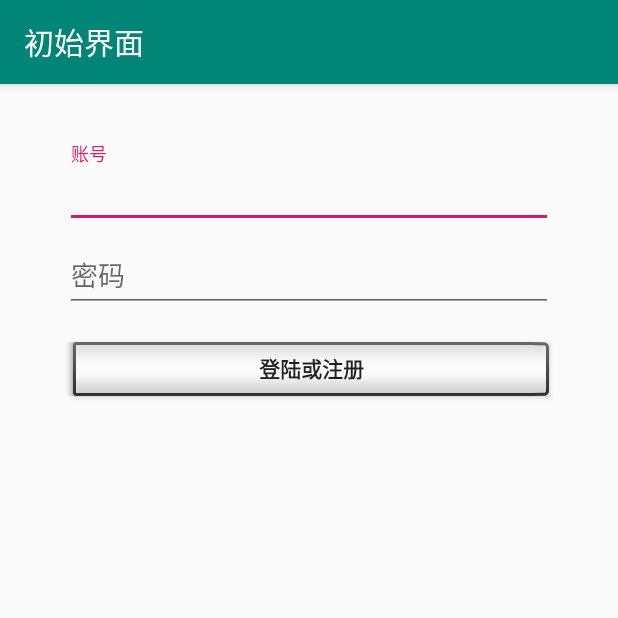
After one commit to SelfReferenceMachine/AcadTrashMemo, an Android app: the Login screen opened directly, with no data from a screen before it, on a phone screen of 412 x 824 dp, the top half of it. The commit adds this screen. Run offline under Robolectric (Android 15) with nearby library versions, the phone set to English and light mode, and no system bars; 2 statements that could not run were skipped.

Commit message:
i do not wanna die

```diff
--- /dev/null
+++ b/app/src/main/java/com/nomoressay/acadtrashmemo/Login.java
@@ -0,0 +1,349 @@
+package com.nomoressay.acadtrashmemo;
+
+import android.animation.Animator;
+import android.animation.AnimatorListenerAdapter;
+import android.annotation.TargetApi;
+import android.content.pm.PackageManager;
+import android.support.annotation.NonNull;
+import android.support.design.widget.Snackbar;
+import android.support.v7.app.AppCompatActivity;
+import android.app.LoaderManager.LoaderCallbacks;
+
+import android.content.CursorLoader;
+import android.content.Loader;
+import android.database.Cursor;
+import android.net.Uri;
+import android.os.AsyncTask;
+
+import android.os.Build;
+import android.os.Bundle;
+import android.provider.ContactsContract;
+import android.text.TextUtils;
+import android.view.KeyEvent;
+import android.view.View;
+import android.view.View.OnClickListener;
+import android.view.inputmethod.EditorInfo;
+import android.widget.ArrayAdapter;
+import android.widget.AutoCompleteTextView;
+import android.widget.Button;
+import android.widget.EditText;
+import android.widget.TextView;
+
+import java.util.ArrayList;
+import java.util.List;
+
+import static android.Manifest.permission.READ_CONTACTS;
+
+/**
+ * A login screen that offers login via email/password.
+ */
+public class Login extends AppCompatActivity implements LoaderCallbacks<Cursor> {
+
+    /**
+     * Id to identity READ_CONTACTS permission request.
+     */
+    private static final int REQUEST_READ_CONTACTS = 0;
+
+    /**
+     * A dummy authentication store containing known user names and passwords.
+     * TODO: remove after connecting to a real authentication system.
+     */
+    private static final String[] DUMMY_CREDENTIALS = new String[]{
+            "foo@example.com:hello", "bar@example.com:world"
+    };
+    /**
+     * Keep track of the login task to ensure we can cancel it if requested.
+     */
+    private UserLoginTask mAuthTask = null;
+
+    // UI references.
+    private AutoCompleteTextView mEmailView;
+    private EditText mPasswordView;
+    private View mProgressView;
+    private View mLoginFormView;
+
+    @Override
+    protected void onCreate(Bundle savedInstanceState) {
+        super.onCreate(savedInstanceState);
+        setContentView(R.layout.activity_login);
+        // Set up the login form.
+        mEmailView = (AutoCompleteTextView) findViewById(R.id.email);
+        populateAutoComplete();
+
+        mPasswordView = (EditText) findViewById(R.id.password);
+        mPasswordView.setOnEditorActionListener(new TextView.OnEditorActionListener() {
+            @Override
+            public boolean onEditorAction(TextView textView, int id, KeyEvent keyEvent) {
+                if (id == EditorInfo.IME_ACTION_DONE || id == EditorInfo.IME_NULL) {
+                    attemptLogin();
+                    return true;
+                }
+                return false;
+            }
+        });
+
+        Button mEmailSignInButton = (Button) findViewById(R.id.email_sign_in_button);
+        mEmailSignInButton.setOnClickListener(new OnClickListener() {
+            @Override
+            public void onClick(View view) {
+                attemptLogin();
+            }
+        });
+
+        mLoginFormView = findViewById(R.id.login_form);
+        mProgressView = findViewById(R.id.login_progress);
+    }
+
+    private void populateAutoComplete() {
+        if (!mayRequestContacts()) {
+            return;
+        }
+
+        getLoaderManager().initLoader(0, null, this);
+    }
+
+    private boolean mayRequestContacts() {
+        if (Build.VERSION.SDK_INT < Build.VERSION_CODES.M) {
+            return true;
+        }
+        if (checkSelfPermission(READ_CONTACTS) == PackageManager.PERMISSION_GRANTED) {
+            return true;
+        }
+        if (shouldShowRequestPermissionRationale(READ_CONTACTS)) {
+            Snackbar.make(mEmailView, R.string.permission_rationale, Snackbar.LENGTH_INDEFINITE)
+                    .setAction(android.R.string.ok, new View.OnClickListener() {
+                        @Override
+                        @TargetApi(Build.VERSION_CODES.M)
+                        public void onClick(View v) {
+                            requestPermissions(new String[]{READ_CONTACTS}, REQUEST_READ_CONTACTS);
+                        }
+                    });
+        } else {
+            requestPermissions(new String[]{READ_CONTACTS}, REQUEST_READ_CONTACTS);
+        }
+        return false;
+    }
+
+    /**
+     * Callback received when a permissions request has been completed.
+     */
+    @Override
+    public void onRequestPermissionsResult(int requestCode, @NonNull String[] permissions,
+                                           @NonNull int[] grantResults) {
+        if (requestCode == REQUEST_READ_CONTACTS) {
+            if (grantResults.length == 1 && grantResults[0] == PackageManager.PERMISSION_GRANTED) {
+                populateAutoComplete();
+            }
+        }
+    }
+
+
+    /**
+     * Attempts to sign in or register the account specified by the login form.
+     * If there are form errors (invalid email, missing fields, etc.), the
+     * errors are presented and no actual login attempt is made.
+     */
+    private void attemptLogin() {
+        if (mAuthTask != null) {
+            return;
+        }
+
+        // Reset errors.
+        mEmailView.setError(null);
+        mPasswordView.setError(null);
+
+        // Store values at the time of the login attempt.
+        String email = mEmailView.getText().toString();
+        String password = mPasswordView.getText().toString();
+
+        boolean cancel = false;
+        View focusView = null;
+
+        // Check for a valid password, if the user entered one.
+        if (!TextUtils.isEmpty(password) && !isPasswordValid(password)) {
+            mPasswordView.setError(getString(R.string.error_invalid_password));
+            focusView = mPasswordView;
+            cancel = true;
+        }
+
+        // Check for a valid email address.
+        if (TextUtils.isEmpty(email)) {
+            mEmailView.setError(getString(R.string.error_field_required));
+            focusView = mEmailView;
+            cancel = true;
+        } else if (!isEmailValid(email)) {
+            mEmailView.setError(getString(R.string.error_invalid_email));
+            focusView = mEmailView;
+            cancel = true;
+        }
+
+        if (cancel) {
+            // There was an error; don't attempt login and focus the first
+            // form field with an error.
+            focusView.requestFocus();
+        } else {
+            // Show a progress spinner, and kick off a background task to
+            // perform the user login attempt.
+            showProgress(true);
+            mAuthTask = new UserLoginTask(email, password);
+            mAuthTask.execute((Void) null);
+        }
+    }
+
+    private boolean isEmailValid(String email) {
+        //TODO: Replace this with your own logic
+        return email.contains("@");
+    }
+
+    private boolean isPasswordValid(String password) {
+        //TODO: Replace this with your own logic
+        return password.length() > 4;
+    }
+
+    /**
+     * Shows the progress UI and hides the login form.
+     */
+    @TargetApi(Build.VERSION_CODES.HONEYCOMB_MR2)
+    private void showProgress(final boolean show) {
+        // On Honeycomb MR2 we have the ViewPropertyAnimator APIs, which allow
+        // for very easy animations. If available, use these APIs to fade-in
+        // the progress spinner.
+        if (Build.VERSION.SDK_INT >= Build.VERSION_CODES.HONEYCOMB_MR2) {
+            int shortAnimTime = getResources().getInteger(android.R.integer.config_shortAnimTime);
+
+            mLoginFormView.setVisibility(show ? View.GONE : View.VISIBLE);
+            mLoginFormView.animate().setDuration(shortAnimTime).alpha(
+                    show ? 0 : 1).setListener(new AnimatorListenerAdapter() {
+                @Override
+                public void onAnimationEnd(Animator animation) {
+                    mLoginFormView.setVisibility(show ? View.GONE : View.VISIBLE);
+                }
+            });
+
+            mProgressView.setVisibility(show ? View.VISIBLE : View.GONE);
+            mProgressView.animate().setDuration(shortAnimTime).alpha(
+                    show ? 1 : 0).setListener(new AnimatorListenerAdapter() {
+                @Override
+                public void onAnimationEnd(Animator animation) {
+                    mProgressView.setVisibility(show ? View.VISIBLE : View.GONE);
+                }
+            });
+        } else {
+            // The ViewPropertyAnimator APIs are not available, so simply show
+            // and hide the relevant UI components.
+            mProgressView.setVisibility(show ? View.VISIBLE : View.GONE);
+            mLoginFormView.setVisibility(show ? View.GONE : View.VISIBLE);
+        }
+    }
+
+    @Override
+    public Loader<Cursor> onCreateLoader(int i, Bundle bundle) {
+        return new CursorLoader(this,
+                // Retrieve data rows for the device user's 'profile' contact.
+                Uri.withAppendedPath(ContactsContract.Profile.CONTENT_URI,
+                        ContactsContract.Contacts.Data.CONTENT_DIRECTORY), ProfileQuery.PROJECTION,
+
+                // Select only email addresses.
+                ContactsContract.Contacts.Data.MIMETYPE +
+                        " = ?", new String[]{ContactsContract.CommonDataKinds.Email
+                .CONTENT_ITEM_TYPE},
+
+                // Show primary email addresses first. Note that there won't be
+                // a primary email address if the user hasn't specified one.
+                ContactsContract.Contacts.Data.IS_PRIMARY + " DESC");
+    }
+
+    @Override
+    public void onLoadFinished(Loader<Cursor> cursorLoader, Cursor cursor) {
+        List<String> emails = new ArrayList<>();
+        cursor.moveToFirst();
+        while (!cursor.isAfterLast()) {
+            emails.add(cursor.getString(ProfileQuery.ADDRESS));
+            cursor.moveToNext();
+        }
+
+        addEmailsToAutoComplete(emails);
+    }
+
+    @Override
+    public void onLoaderReset(Loader<Cursor> cursorLoader) {
+
+    }
+
+    private void addEmailsToAutoComplete(List<String> emailAddressCollection) {
+        //Create adapter to tell the AutoCompleteTextView what to show in its dropdown list.
+        ArrayAdapter<String> adapter =
+                new ArrayAdapter<>(Login.this,
+                        android.R.layout.simple_dropdown_item_1line, emailAddressCollection);
+
+        mEmailView.setAdapter(adapter);
+    }
+
+
+    private interface ProfileQuery {
+        String[] PROJECTION = {
+                ContactsContract.CommonDataKinds.Email.ADDRESS,
+                ContactsContract.CommonDataKinds.Email.IS_PRIMARY,
+        };
+
+        int ADDRESS = 0;
+        int IS_PRIMARY = 1;
+    }
+
+    /**
+     * Represents an asynchronous login/registration task used to authenticate
+     * the user.
+     */
+    public class UserLoginTask extends AsyncTask<Void, Void, Boolean> {
+
+        private final String mEmail;
+        private final String mPassword;
+
+        UserLoginTask(String email, String password) {
+            mEmail = email;
+            mPassword = password;
+        }
+
+        @Override
+        protected Boolean doInBackground(Void... params) {
+            // TODO: attempt authentication against a network service.
+
+            try {
+                // Simulate network access.
+                Thread.sleep(2000);
+            } catch (InterruptedException e) {
+                return false;
+            }
+
+            for (String credential : DUMMY_CREDENTIALS) {
+                String[] pieces = credential.split(":");
+                if (pieces[0].equals(mEmail)) {
+                    // Account exists, return true if the password matches.
+                    return pieces[1].equals(mPassword);
+                }
+            }
+
+            // TODO: register the new account here.
+            return true;
+        }
+
+        @Override
+        protected void onPostExecute(final Boolean success) {
+            mAuthTask = null;
+            showProgress(false);
+
+            if (success) {
+                finish();
+            } else {
+                mPasswordView.setError(getString(R.string.error_incorrect_password));
+                mPasswordView.requestFocus();
+            }
+        }
+
+        @Override
+        protected void onCancelled() {
+            mAuthTask = null;
+            showProgress(false);
+        }
+    }
+}
--- a/app/src/main/java/com/nomoressay/acadtrashmemo/MainPage.java
+++ b/app/src/main/java/com/nomoressay/acadtrashmemo/MainPage.java
@@ -26,6 +26,9 @@ public class MainPage extends AppCompatActivity {
                 case R.id.navigation_notifications:
                     mTextMessage.setText(R.string.title_notifications);
                     return true;
+                case R.id.navigation_settings:
+                    mTextMessage.setText(R.string.action_settings);
+                    return true;
             }
             return false;
         }
--- a/app/src/main/java/com/nomoressay/acadtrashmemo/ScrollingActivity.java
+++ b/app/src/main/java/com/nomoressay/acadtrashmemo/ScrollingActivity.java
@@ -22,7 +22,7 @@ public class ScrollingActivity extends AppCompatActivity {
         fab.setOnClickListener(new View.OnClickListener() {
             @Override
             public void onClick(View view) {
-                Snackbar.make(view, "Replace with your own action", Snackbar.LENGTH_LONG)
+                Snackbar.make(view, "开始学习吧", Snackbar.LENGTH_LONG)
                         .setAction("Action", null).show();
             }
         });
--- /dev/null
+++ b/app/src/main/res/layout/activity_login.xml
@@ -0,0 +1,101 @@
+<?xml version="1.0" encoding="utf-8"?>
+<LinearLayout xmlns:android="http://schemas.android.com/apk/res/android"
+    xmlns:app="http://schemas.android.com/apk/res-auto"
+    xmlns:tools="http://schemas.android.com/tools"
+    android:layout_width="match_parent"
+    android:layout_height="match_parent"
+    android:gravity="center_horizontal"
+    android:orientation="vertical"
+    android:paddingLeft="@dimen/activity_horizontal_margin"
+    android:paddingTop="@dimen/activity_vertical_margin"
+    android:paddingRight="@dimen/activity_horizontal_margin"
+    android:paddingBottom="@dimen/activity_vertical_margin"
+    tools:context=".Login">
+
+    <!-- Login progress -->
+    <ProgressBar
+        android:id="@+id/login_progress"
+        style="?android:attr/progressBarStyleLarge"
+        android:layout_width="wrap_content"
+        android:layout_height="wrap_content"
+        android:layout_gravity="center"
+        android:layout_marginBottom="8dp"
+        android:visibility="gone" />
+
+    <ScrollView
+        android:id="@+id/login_form"
+        android:layout_width="325dp"
+        android:layout_height="376dp"
+        android:layout_marginStart="8dp"
+        android:layout_marginTop="8dp"
+        android:layout_marginEnd="8dp"
+        android:layout_marginBottom="8dp"
+        app:layout_constraintBottom_toBottomOf="parent"
+        app:layout_constraintEnd_toEndOf="parent"
+        app:layout_constraintHorizontal_bias="0.672"
+        app:layout_constraintStart_toStartOf="parent"
+        app:layout_constraintTop_toTopOf="parent"
+        app:layout_constraintVertical_bias="0.836">
+
+        <LinearLayout
+            android:id="@+id/email_login_form"
+            android:layout_width="match_parent"
+            android:layout_height="wrap_content"
+            android:orientation="vertical">
+
+            <ImageView
+                android:id="@+id/imageView3"
+                android:layout_width="wrap_content"
+                android:layout_height="wrap_content"
+                android:layout_gravity="center"
+                android:layout_marginTop="16dp"
+                app:layout_constraintTop_toTopOf="parent"
+                tools:layout_editor_absoluteX="94dp"
+                tools:srcCompat="@tools:sample/avatars[8]" />
+
+            <android.support.design.widget.TextInputLayout
+                android:layout_width="match_parent"
+                android:layout_height="wrap_content">
+
+                <AutoCompleteTextView
+                    android:id="@+id/email"
+                    android:layout_width="match_parent"
+                    android:layout_height="wrap_content"
+                    android:hint="@string/prompt_email"
+                    android:inputType="textEmailAddress"
+                    android:maxLines="1"
+                    android:singleLine="true" />
+
+            </android.support.design.widget.TextInputLayout>
+
+            <android.support.design.widget.TextInputLayout
+                android:layout_width="match_parent"
+                android:layout_height="wrap_content">
+
+                <EditText
+                    android:id="@+id/password"
+                    android:layout_width="match_parent"
+                    android:layout_height="wrap_content"
+                    android:hint="@string/prompt_password"
+                    android:imeActionId="6"
+                    android:imeActionLabel="@string/action_sign_in_short"
+                    android:imeOptions="actionUnspecified"
+                    android:inputType="textPassword"
+                    android:maxLines="1"
+                    android:singleLine="true" />
+
+            </android.support.design.widget.TextInputLayout>
+
+            <Button
+                android:id="@+id/email_sign_in_button"
+                style="@android:style/Widget.Material.Light.Button.Inset"
+                android:layout_width="match_parent"
+                android:layout_height="wrap_content"
+                android:layout_marginTop="16dp"
+                android:text="@string/action_sign_in"
+                android:textStyle="bold" />
+
+        </LinearLayout>
+    </ScrollView>
+
+</LinearLayout>
--- a/app/src/main/res/values/strings.xml
+++ b/app/src/main/res/values/strings.xml
@@ -167,4 +167,17 @@
     <string name="title_home">Home</string>
     <string name="title_dashboard">Dashboard</string>
     <string name="title_notifications">Notifications</string>
+    <string name="title_activity_login">初始界面</string>
+    <!-- Strings related to login -->
+    <string name="prompt_email">账号</string>
+    <string name="prompt_password">密码</string>
+    <string name="action_sign_in">登陆或注册</string>
+    <string name="action_sign_in_short">初始界面</string>
+    <string name="error_invalid_email">This email address is invalid</string>
+    <string name="error_invalid_password">This password is too short</string>
+    <string name="error_incorrect_password">This password is incorrect</string>
+    <string name="error_field_required">This field is required</string>
+    <string name="permission_rationale">"Contacts permissions are needed for providing email
+        completions."
+    </string>
 </resources>
```
Also changed, not shown: app/src/main/AndroidManifest.xml (+16 -6 lines), app/src/main/java/com/nomoressay/acadtrashmemo/SplashActivity.java (added, +36 -0 lines), app/src/main/res/layout/activity_splash.xml (added, +10 -0 lines), app/src/main/res/menu/navigation.xml (+7 -0 lines), 1 other file.
